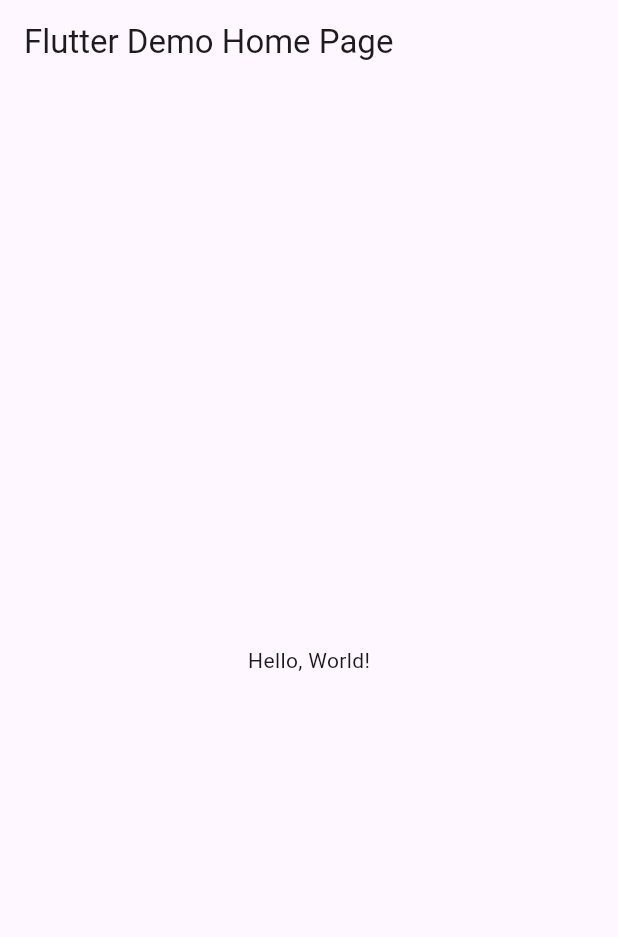
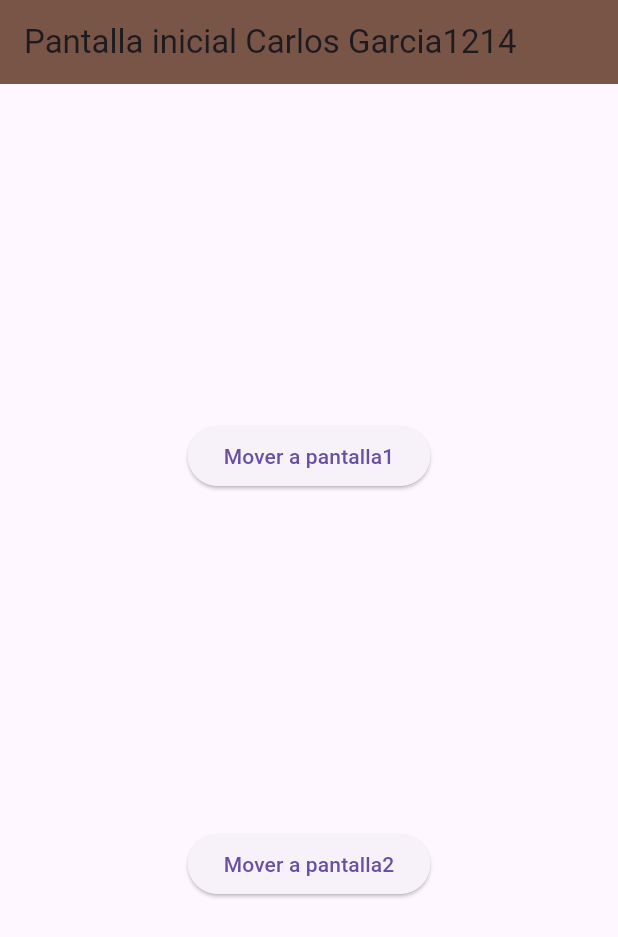
Before and after one commit to GarciaC128/UII_Act2_Disenos, a Flutter app: the screen it shows after launch, on a phone screen of 412 x 824 dp. Shown: the top 937 px of the screen. Run offline on Flutter 3.47's test engine with Material 3 defaults, Android fonts, the phone set to English and light mode, and no system bars.

Commit message:
Actualizacion 2.0.0

```diff
--- a/lib/main.dart
+++ b/lib/main.dart
@@ -1,43 +1,22 @@
 import 'package:flutter/material.dart';
+import 'package:garciac1214/pantalla2_1214.dart';
+import 'package:garciac1214/pantalla1_1214.dart';
+import 'package:garciac1214/pantallainicial_1214.dart';
 
-void main() => runApp(MyApp());
+void main() => runApp(MiApp1214());
 
-class MyApp extends StatelessWidget {
-  const MyApp({super.key});
-  // This widget is the root of your application.
+class MiApp1214 extends StatelessWidget {
+  const MiApp1214({Key? key}) : super(key: key);
   @override
   Widget build(BuildContext context) {
     return MaterialApp(
-      // Application name
-      title: 'Flutter Hello World',
-      // Application theme data, you can set the colors for the application as
-      // you want
-      theme: ThemeData(
-        // useMaterial3: true,
-        primarySwatch: Colors.blue,
-      ),
-      // A widget which will be started on application startup
-      home: MyHomePage(title: 'Flutter Demo Home Page'),
+      debugShowCheckedModeBanner: false,
+      initialRoute: "/",
+      routes: {
+        "/": (context) => PantallaInicial_1214(),
+        "/Pantalla1_1214": (context) => Pantalla1_1214(),
+        "/Pantalla2_1214": (context) => Pantalla2_1214(),
+      }, // fin rutas de paginas
     );
-  }
-}
-
-class MyHomePage extends StatelessWidget {
-  final String title;
-  const MyHomePage({super.key, required this.title});
-
-  @override
-  Widget build(BuildContext context) {
-    return Scaffold(
-      appBar: AppBar(
-        // The title text which will be shown on the action bar
-        title: Text(title),
-      ),
-      body: Center(
-        child: Text(
-          'Hello, World!',
-        ),
-      ),
-    );
-  }
-}
+  } // fin widget1214
+} // fin MiApp1214
--- /dev/null
+++ b/lib/pantalla1_1214.dart
@@ -0,0 +1,25 @@
+//Pantalla1_1214
+import 'package:flutter/material.dart';
+
+class Pantalla1_1214 extends StatelessWidget {
+  const Pantalla1_1214({Key? key}) : super(key: key);
+
+  @override
+  Widget build(BuildContext context) {
+    return Scaffold(
+      appBar: AppBar(
+        title: Text("Pantalla 1 Garciac1214"),
+        backgroundColor: Colors.blue,
+      ),
+      body: Center(
+        child: Column(
+          children: [
+            Container(
+              child: Text("Garciac EJEMPLO"),
+            )
+          ], // niños
+        ),
+      ),
+    );
+  } // fin widget
+} // fin pantalla1_1214
--- /dev/null
+++ b/lib/pantalla2_1214.dart
@@ -0,0 +1,28 @@
+//Pantalla2_1214
+
+import 'package:flutter/material.dart';
+
+class Pantalla2_1214 extends StatelessWidget {
+  const Pantalla2_1214({Key? key}) : super(key: key);
+
+  @override
+  Widget build(BuildContext context) {
+    return Scaffold(
+      appBar: AppBar(
+        title: Text("Pantalla 2 Garciac1214"),
+        backgroundColor: Colors.deepOrange,
+      ),
+      body: Center(
+        child: Column(
+          mainAxisAlignment: MainAxisAlignment.center,
+          children: [
+            ElevatedButton(
+              onPressed: () {}, // Si presiona boton
+              child: Text("Pantalla"),
+            )
+          ],
+        ),
+      ),
+    );
+  } //widgets
+} // fin pantalla1_1214
--- /dev/null
+++ b/lib/pantallainicial_1214.dart
@@ -0,0 +1,35 @@
+import 'package:flutter/material.dart';
+
+//PantallaInicial_1214
+class PantallaInicial_1214 extends StatelessWidget {
+  const PantallaInicial_1214({Key? key}) : super(key: key);
+
+  @override
+  Widget build(BuildContext context) {
+    return Scaffold(
+      appBar: AppBar(
+        title: Text("Pantalla inicial Carlos Garcia1214"),
+        backgroundColor: Colors.brown,
+      ),
+      body: Center(
+        child: Column(
+          mainAxisAlignment: MainAxisAlignment.spaceEvenly,
+          children: [
+            ElevatedButton(
+              onPressed: () {
+                Navigator.pushNamed(context, "/Pantalla1_1214");
+              },
+              child: Text("Mover a pantalla1"),
+            ),
+            ElevatedButton(
+              onPressed: () {
+                Navigator.pushNamed(context, "/Pantalla2_1214");
+              },
+              child: Text("Mover a pantalla2"),
+            ),
+          ], // niños
+        ),
+      ),
+    );
+  } // fin de widget
+} // fin pantalla inicial
```
